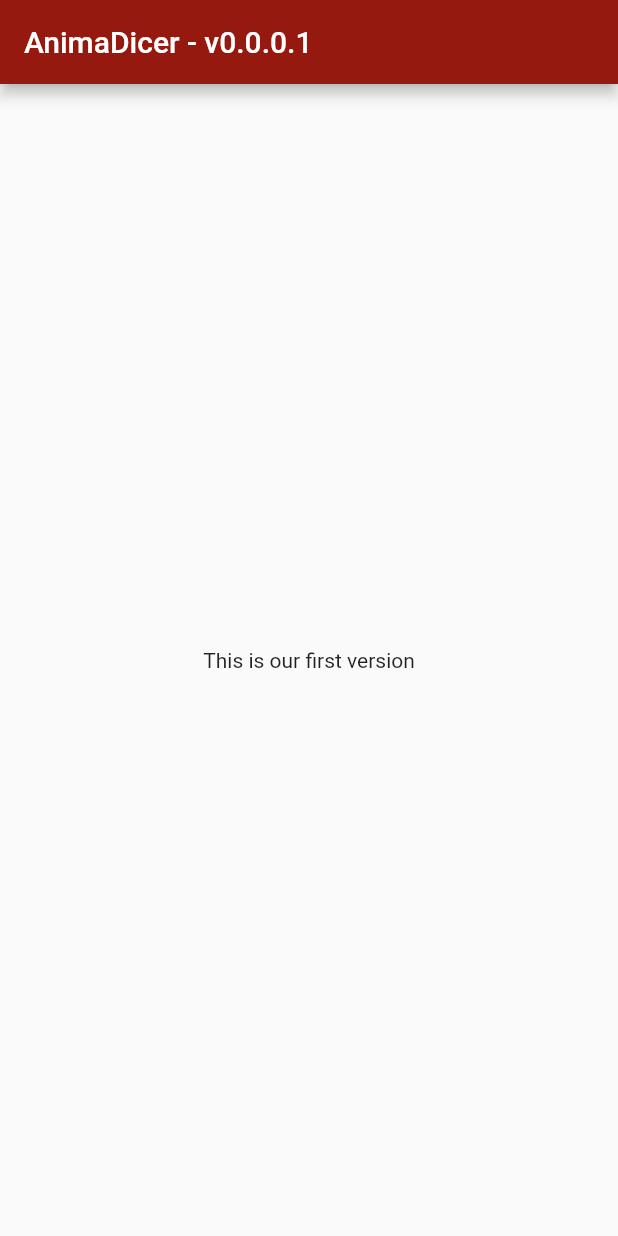
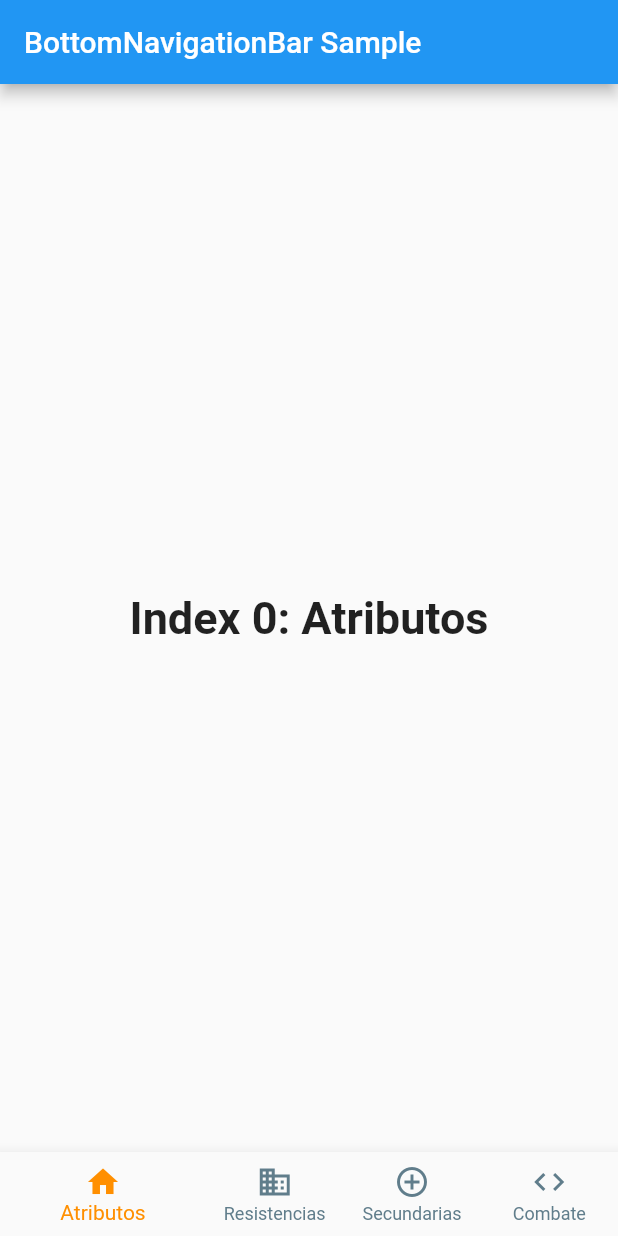
Before and after one commit to fernaper/AnimaDicerApp, a Flutter app: the screen it shows after launch, on a phone screen of 412 x 824 dp. Run offline on Flutter 3.47's test engine with Material 2 defaults, Android fonts, the phone set to English and light mode, and no system bars.

Commit message:
Multiple views

```diff
--- a/lib/main.dart
+++ b/lib/main.dart
@@ -1,22 +1,17 @@
 import 'package:flutter/material.dart';
+import 'panelSelector.dart';
 
 void main() => runApp(MyApp());
 
 class MyApp extends StatelessWidget {
 
+  static const String _title = 'AnimaDicer';
+
   @override
   Widget build(BuildContext context) {
     return MaterialApp(
-      title: 'AnimaDicer',
-      home: Scaffold(
-        appBar: AppBar(
-          title: Text('AnimaDicer - v0.0.0.1'),
-          backgroundColor: Color.fromRGBO(150, 25, 15, 1.0),
-        ),
-        body: Center(
-          child: Text('This is our first version'),
-        ),
-      ),
+      title: _title,
+      home: PanelSelector(),
     );
   }
 }
--- /dev/null
+++ b/lib/panelSelector.dart
@@ -0,0 +1,75 @@
+import 'package:flutter/material.dart';
+
+class PanelSelector extends StatefulWidget {
+  PanelSelector({Key key}) : super(key: key);
+
+  @override
+  _PanelSelectorStatus createState() => _PanelSelectorStatus();
+}
+
+class _PanelSelectorStatus extends State<PanelSelector> {
+  int _selectedIndex = 0;
+  static const TextStyle optionStyle =
+  TextStyle(fontSize: 30, fontWeight: FontWeight.bold);
+  static const List<Widget> _widgetOptions = <Widget>[
+    Text(
+      'Index 0: Atributos',
+      style: optionStyle,
+    ),
+    Text(
+      'Index 1: Resistencias',
+      style: optionStyle,
+    ),
+    Text(
+      'Index 2: Secundarias',
+      style: optionStyle,
+    ),
+    Text(
+      'Index 3: Combate',
+      style: optionStyle,
+    ),
+  ];
+
+  void _onItemTapped(int index) {
+    setState(() {
+      _selectedIndex = index;
+    });
+  }
+
+  @override
+  Widget build(BuildContext context) {
+    return Scaffold(
+      appBar: AppBar(
+        title: const Text('BottomNavigationBar Sample'),
+      ),
+      body: Center(
+        child: _widgetOptions.elementAt(_selectedIndex),
+      ),
+      bottomNavigationBar: BottomNavigationBar(
+        items: const <BottomNavigationBarItem>[
+          BottomNavigationBarItem(
+            icon: Icon(Icons.home),
+            title: Text('Atributos'),
+          ),
+          BottomNavigationBarItem(
+            icon: Icon(Icons.business),
+            title: Text('Resistencias'),
+          ),
+          BottomNavigationBarItem(
+            icon: Icon(Icons.control_point),
+            title: Text('Secundarias'),
+          ),
+          BottomNavigationBarItem(
+            icon: Icon(Icons.code),
+            title: Text('Combate'),
+          ),
+        ],
+        currentIndex: _selectedIndex,
+        selectedItemColor: Colors.amber[800],
+        unselectedItemColor: Colors.blueGrey,
+        onTap: _onItemTapped,
+        showUnselectedLabels: true,
+      ),
+    );
+  }
+}
```
Also changed, not shown: 1 other file.
